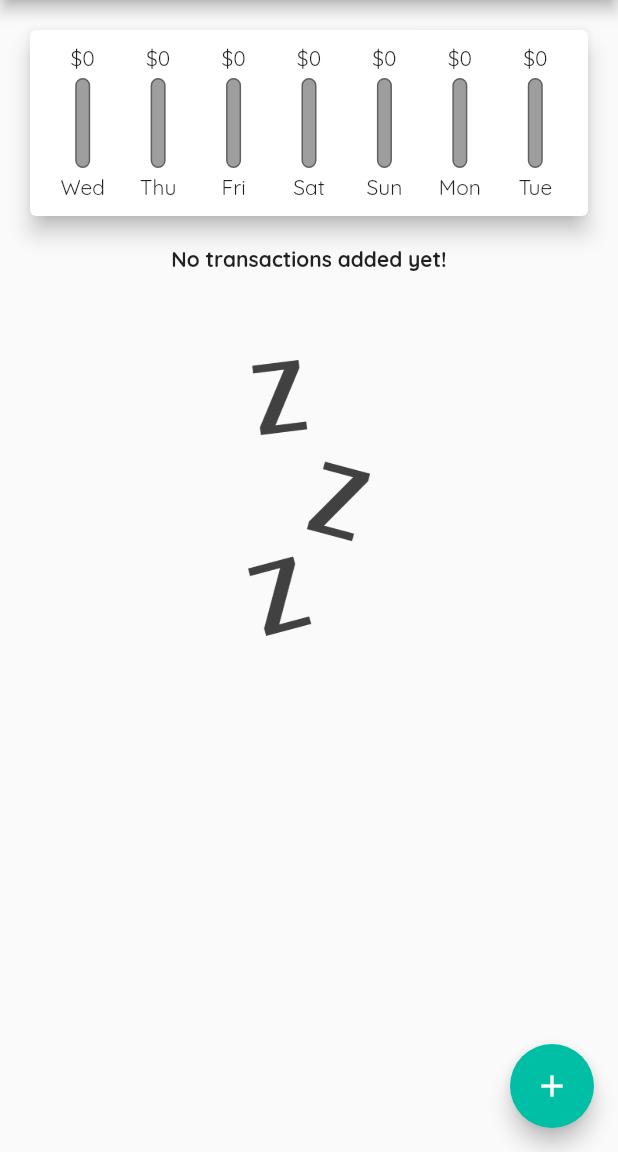
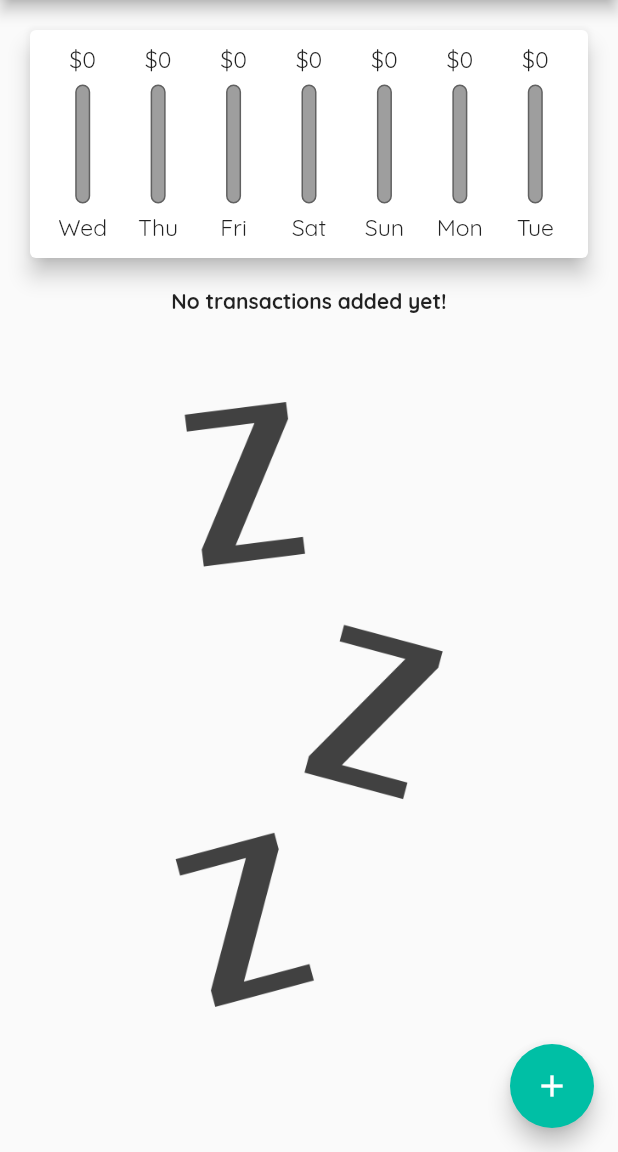
Before and after one commit to Przemas91M/expenses_app_v2, a Flutter app: the screen it shows after launch, on a phone screen of 412 x 824 dp, the part 84-1236 px from its top. Run offline on Flutter 3.47's test engine with Material 2 defaults, Android fonts, the phone set to English and light mode, and no system bars.

Commit message:
Added dynamic app scaling according to device screen size, added "Show chart" switch while in landscape mode, changed image size to be scaled dynamically.

```diff
--- a/lib/main.dart
+++ b/lib/main.dart
@@ -1,20 +1,30 @@
+// import 'package:flutter/services.dart';
+
+import 'package:flutter/services.dart';
+
 import './widgets/new_transaction.dart';
 import './widgets/transactions_list.dart';
 import 'package:flutter/material.dart';
 import 'models/transaction.dart';
 import './widgets/chart.dart';
 
-void main() => runApp(MyApp());
+void main() {
+  // WidgetsFlutterBinding.ensureInitialized();
+  // SystemChrome.setPreferredOrientations(
+  //     [DeviceOrientation.portraitUp, DeviceOrientation.portraitDown]);
+  runApp(MyApp());
+}
 
 class MyApp extends StatelessWidget {
   @override
   Widget build(BuildContext context) {
+    //final double curScaleValue = MediaQuery.of(context).textScaleFactor;
     return MaterialApp(
       title: 'Flutter App',
       home: MyHomePage(),
       theme: ThemeData(
         primaryColor: Colors.teal,
-        textTheme: const TextTheme(
+        textTheme: TextTheme(
           bodyLarge: TextStyle(
               color: Colors.black, fontWeight: FontWeight.bold, fontSize: 18),
         ),
@@ -35,6 +45,7 @@ class MyHomePage extends StatefulWidget {
 }
 
 class _MyHomePageState extends State<MyHomePage> {
+  bool _showChart = false;
   final List<Transaction> _userTransactions = [
     // Transaction(
     //     id: 't1', title: 'New Shoes', amount: 299.99, date: DateTime.now()),
@@ -81,25 +92,66 @@ class _MyHomePageState extends State<MyHomePage> {
 
   @override
   Widget build(BuildContext context) {
-    return Scaffold(
-      appBar: AppBar(
+    final double curScaleValue = MediaQuery.of(context).textScaleFactor;
+    final bool isLandscape =
+        MediaQuery.of(context).orientation == Orientation.landscape;
+    final appBar = AppBar(
       title: const Text('Personal Expenses App'),
-        titleTextStyle: const TextStyle(
-            fontFamily: 'OpenSans', fontWeight: FontWeight.bold, fontSize: 18),
+      titleTextStyle: TextStyle(
+          fontFamily: 'OpenSans',
+          fontWeight: FontWeight.bold,
+          fontSize: 18 * curScaleValue),
       actions: [
         IconButton(
           onPressed: () => _startNewTransaction(context),
           icon: const Icon(Icons.add),
         ),
       ],
-      ),
+    );
+    //mozemy wywolac widget za pomoca funkcji i zmieniac jego parametry
+    SizedBox chartBox(double size) {
+      return SizedBox(
+          height: (MediaQuery.of(context).size.height -
+                  appBar.preferredSize.height -
+                  MediaQuery.of(context).padding.top) *
+              size,
+          child: Chart(_recentTransactions));
+    }
+
+    final txList = SizedBox(
+        height: (MediaQuery.of(context).size.height -
+                appBar.preferredSize.height -
+                MediaQuery.of(context).padding.top) *
+            0.78,
+        child: TransactionList(_userTransactions, _deleteTransaction));
+
+    return Scaffold(
+      appBar: appBar,
       body: SingleChildScrollView(
         child: Column(
           mainAxisAlignment: MainAxisAlignment.start,
           crossAxisAlignment: CrossAxisAlignment.stretch,
           children: [
-            Chart(_recentTransactions),
-            TransactionList(_userTransactions, _deleteTransaction)
+            if (isLandscape)
+              Row(
+                mainAxisAlignment: MainAxisAlignment.center,
+                children: [
+                  Text(
+                    'Show chart',
+                    style: Theme.of(context).textTheme.bodyLarge,
+                  ),
+                  Switch(
+                      value: _showChart,
+                      onChanged: (value) {
+                        setState(() {
+                          _showChart = value;
+                        });
+                      }),
+                ],
+              ),
+            if (!isLandscape) chartBox(0.25),
+            if (!isLandscape) txList,
+            if (isLandscape) _showChart ? chartBox(0.6) : txList
           ],
         ),
       ),
--- a/lib/widgets/chart_bar.dart
+++ b/lib/widgets/chart_bar.dart
@@ -9,14 +9,19 @@ class ChartBar extends StatelessWidget {
 
   @override
   Widget build(BuildContext context) {
+    return LayoutBuilder(builder: (ctx, constraints) {
       return Column(
         children: [
+          SizedBox(
+            height: constraints.maxHeight * 0.15,
+            child:
                 FittedBox(child: Text('\$${totalAmount.toStringAsFixed(0)}')),
-        const SizedBox(
-          height: 4,
           ),
           SizedBox(
-          height: 60,
+            height: constraints.maxHeight * 0.05,
+          ),
+          SizedBox(
+            height: constraints.maxHeight * 0.6,
             width: 10,
             child: Stack(children: [
               Container(
@@ -35,9 +40,12 @@ class ChartBar extends StatelessWidget {
               )
             ]),
           ),
-        const SizedBox(height: 4),
-        Text(label),
+          SizedBox(height: constraints.maxHeight * 0.05),
+          SizedBox(
+              height: constraints.maxHeight * 0.15,
+              child: FittedBox(child: Text(label))),
         ],
       );
+    });
   }
 }
--- a/lib/widgets/new_transaction.dart
+++ b/lib/widgets/new_transaction.dart
@@ -43,9 +43,14 @@ class _NewTransactionState extends State<NewTransaction> {
 
   @override
   Widget build(BuildContext context) {
-    return Card(
+    return SingleChildScrollView(
+      child: Card(
         child: Container(
-        padding: const EdgeInsets.all(10),
+          padding: EdgeInsets.only(
+              left: 10,
+              top: 10,
+              right: 10,
+              bottom: MediaQuery.of(context).viewInsets.bottom + 10),
           child: Column(crossAxisAlignment: CrossAxisAlignment.end, children: [
             TextField(
               decoration: const InputDecoration(labelText: 'Title'),
@@ -87,6 +92,7 @@ class _NewTransactionState extends State<NewTransaction> {
             ),
           ]),
         ),
+      ),
     );
   }
 }
--- a/lib/widgets/transactions_list.dart
+++ b/lib/widgets/transactions_list.dart
@@ -11,9 +11,9 @@ class TransactionList extends StatelessWidget {
   @override
   Widget build(BuildContext context) {
     return SizedBox(
-      height: 550,
       child: transactions.isEmpty
-          ? Column(
+          ? LayoutBuilder(builder: (ctx, constrains) {
+              return Column(
                 children: [
                   const Text(
                     'No transactions added yet!',
@@ -23,7 +23,7 @@ class TransactionList extends StatelessWidget {
                     height: 50,
                   ),
                   Container(
-                  height: 200,
+                    height: constrains.maxHeight * 0.7,
                     padding: const EdgeInsets.all(8.0),
                     child: Image.asset(
                       'assets/images/waiting.png',
@@ -31,7 +31,8 @@ class TransactionList extends StatelessWidget {
                     ),
                   ),
                 ],
-            )
+              );
+            })
           : ListView.builder(
               itemCount: transactions.length,
               itemBuilder: (ctx, index) {
```
Lines whose indentation alone changed are shown as unchanged.
